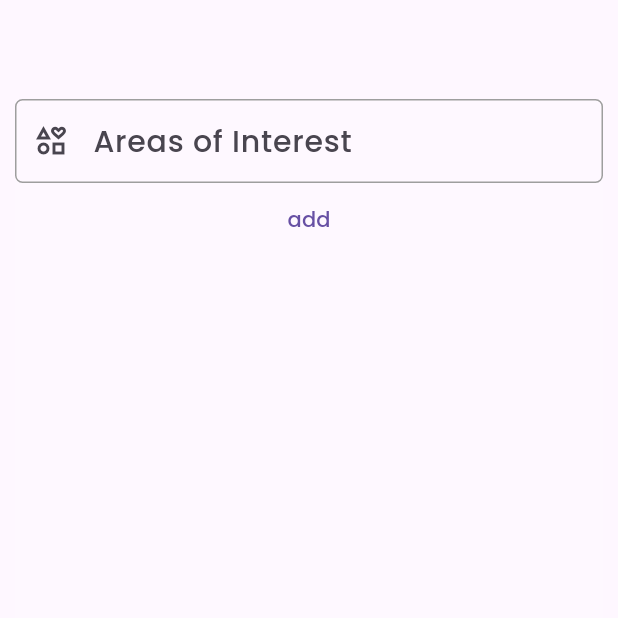
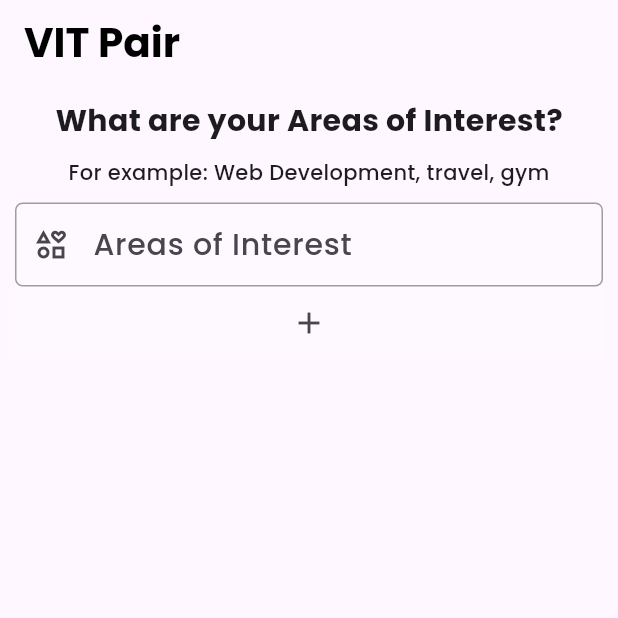
Before and after one commit to cynthiakonar/vit-pair-app, a Flutter app: the screen it shows after launch, on a phone screen of 412 x 824 dp, the top half of it. Run offline on Flutter 3.47's test engine with Material 3 defaults, Android fonts, the phone set to English and light mode, and no system bars; our stand-ins replace cached_network_image, cloud_firestore, get, google_nav_bar; accounts and stored records are empty.

Commit message:
aoi update

```diff
--- a/lib/screens/form_screen.dart
+++ b/lib/screens/form_screen.dart
@@ -18,10 +18,33 @@ class _InterestFormState extends State<InterestForm> {
   @override
   Widget build(BuildContext context) {
     return Scaffold(
-        appBar: AppBar(),
+        appBar: AppBar(
+          title: const Text(
+            textAlign: TextAlign.left,
+            "VIT Pair",
+            style: TextStyle(
+                color: Colors.black, fontWeight: FontWeight.bold, fontSize: 27),
+          ),
+        ),
         body: Padding(
-          padding: EdgeInsets.all(10),
-          child: Container(
+          padding: const EdgeInsets.all(10),
+          child: Column(
+            children: [
+              const Text(
+                "What are your Areas of Interest?",
+                style: TextStyle(fontWeight: FontWeight.w700, fontSize: 20),
+              ),
+              const SizedBox(
+                height: 10,
+              ),
+              const Text(
+                "For example: Web Development, travel, gym",
+                style: TextStyle(fontWeight: FontWeight.w400),
+              ),
+              const SizedBox(
+                height: 10,
+              ),
+              Container(
                 decoration: BoxDecoration(color: Colors.white12),
                 child: Column(
                   mainAxisAlignment: MainAxisAlignment.start,
@@ -31,7 +54,7 @@ class _InterestFormState extends State<InterestForm> {
                       labelText: "Areas of Interest",
                       controller: _controller,
                     ),
-                TextButton(
+                    IconButton(
                       onPressed: () {
                         setState(() {
                           if (_controller.text.length > 0) {
@@ -44,17 +67,19 @@ class _InterestFormState extends State<InterestForm> {
                           }
                         });
                       },
-                  child: Text("add"),
+                      icon: Icon(Icons.add),
                     ),
                     Wrap(
                       children: text.map((tag) {
                         return Container(
                           margin: const EdgeInsets.only(right: 8, top: 10),
-                      padding: EdgeInsets.symmetric(vertical: 4, horizontal: 6),
+                          padding:
+                              EdgeInsets.symmetric(vertical: 4, horizontal: 6),
                           decoration: BoxDecoration(
                               borderRadius: BorderRadius.circular(5),
                               color: backgroundpurple),
                           child: Row(
+                            mainAxisSize: MainAxisSize.min,
                             children: [
                               Text(
                                 tag,
@@ -81,6 +106,8 @@ class _InterestFormState extends State<InterestForm> {
                   ],
                 ),
               ),
+            ],
+          ),
         ));
   }
 }
```
Lines whose indentation alone changed are shown as unchanged.
